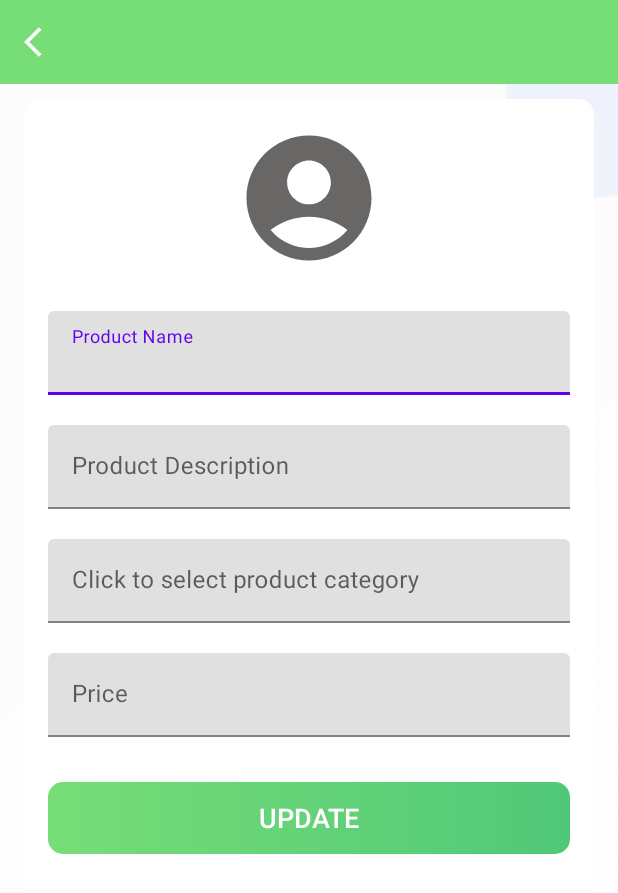
After one commit to the-original-copy/SmartMart, an Android app: the UpdateProduct screen opened directly, with no data from a screen before it, on a phone screen of 412 x 824 dp. The commit adds this screen. Shown: the top 893 px of the screen. Run offline under Robolectric (Android 15) with nearby library versions, the phone set to English and light mode, and no system bars; our stand-ins replace CircleImageView, Firebase (no records; nobody signed in at launch, a user with empty details on screens opened directly).

Commit message:
Product updates done

```diff
--- a/app/src/main/AndroidManifest.xml
+++ b/app/src/main/AndroidManifest.xml
@@ -23,9 +23,13 @@
         android:theme="@style/Theme.SmartMart"
         tools:targetApi="31">
         <activity
-            android:name=".activities.ProductDetailActivity"
+            android:name=".activities.UpdateProduct"
             android:theme="@style/AppTheme.NoActionBar"
             android:exported="false" />
+        <activity
+            android:name=".activities.ProductDetailActivity"
+            android:exported="false"
+            android:theme="@style/AppTheme.NoActionBar" />
         <activity
             android:name=".activities.ProductListActivity"
             android:exported="false"
--- /dev/null
+++ b/app/src/main/res/layout/activity_update_product.xml
@@ -0,0 +1,136 @@
+<?xml version="1.0" encoding="utf-8"?>
+
+<LinearLayout xmlns:android="http://schemas.android.com/apk/res/android"
+    xmlns:app="http://schemas.android.com/apk/res-auto"
+    xmlns:tools="http://schemas.android.com/tools"
+    android:layout_width="match_parent"
+    android:layout_height="match_parent"
+    android:orientation="vertical"
+    tools:context=".activities.UpdateProduct">
+
+    <com.google.android.material.appbar.AppBarLayout
+        android:layout_width="match_parent"
+        android:layout_height="wrap_content"
+        android:theme="@style/AppTheme.AppBarOverlay">
+
+        <androidx.appcompat.widget.Toolbar
+            android:id="@+id/toolbar_update_product_activity"
+            android:layout_width="match_parent"
+            android:layout_height="?attr/actionBarSize"
+            android:background="@color/colorPrimary"
+            app:popupTheme="@style/AppTheme.PopupOverlay" />
+
+    </com.google.android.material.appbar.AppBarLayout>
+
+    <LinearLayout
+        android:layout_width="match_parent"
+        android:layout_height="match_parent"
+        android:background="@drawable/whitebackground">
+
+        <androidx.cardview.widget.CardView
+            android:layout_width="match_parent"
+            android:layout_height="match_parent"
+            android:layout_marginStart="@dimen/my_profile_screen_content_marginStartEnd"
+            android:layout_marginTop="@dimen/my_profile_screen_content_marginTopBottom"
+            android:layout_marginEnd="@dimen/my_profile_screen_content_marginStartEnd"
+            android:layout_marginBottom="@dimen/my_profile_screen_content_marginTopBottom"
+            android:elevation="@dimen/card_view_elevation"
+            app:cardCornerRadius="@dimen/card_view_corner_radius">
+
+            <LinearLayout
+                android:layout_width="match_parent"
+                android:layout_height="wrap_content"
+                android:gravity="center_horizontal"
+                android:orientation="vertical"
+                android:padding="@dimen/my_profile_screen_content_padding">
+
+                <de.hdodenhof.circleimageview.CircleImageView
+                    android:id="@+id/iv_product_image"
+                    android:layout_width="@dimen/my_profile_user_image_size"
+                    android:layout_height="@dimen/my_profile_user_image_size"
+                    android:src="@drawable/ic_baseline_account_circle_24" />
+
+                <com.google.android.material.textfield.TextInputLayout
+                    android:layout_width="match_parent"
+                    android:layout_height="wrap_content"
+                    android:layout_marginTop="@dimen/my_profile_name_til_marginTop">
+
+                    <androidx.appcompat.widget.AppCompatEditText
+                        android:id="@+id/et_product_name"
+                        android:layout_width="match_parent"
+                        android:layout_height="wrap_content"
+                        android:hint="Product Name"
+                        android:textSize="@dimen/et_text_size" />
+
+                </com.google.android.material.textfield.TextInputLayout>
+
+                <com.google.android.material.textfield.TextInputLayout
+                    android:layout_width="match_parent"
+                    android:layout_height="wrap_content"
+                    android:layout_marginTop="@dimen/my_profile_et_email_marginTop">
+
+                    <!--TODO (Here we make the email EditText as focusable false. As it should not be editable.)-->
+                    <androidx.appcompat.widget.AppCompatEditText
+                        android:id="@+id/et_product_description"
+                        android:layout_width="match_parent"
+                        android:layout_height="wrap_content"
+                        android:hint="Product Description"
+                        android:inputType="textEmailAddress"
+                        android:textSize="@dimen/et_text_size" />
+
+                </com.google.android.material.textfield.TextInputLayout>
+
+                <com.google.android.material.textfield.TextInputLayout
+                    android:layout_width="match_parent"
+                    android:layout_height="wrap_content"
+                    android:layout_marginTop="@dimen/my_profile_et_mobile_marginTop">
+
+                    <androidx.appcompat.widget.AppCompatEditText
+                        android:id="@+id/et_product_category"
+                        android:layout_width="match_parent"
+                        android:layout_height="wrap_content"
+                        android:focusable="false"
+                        android:focusableInTouchMode="false"
+                        android:hint="Click to select product category"
+                        android:inputType="phone"
+                        android:textSize="@dimen/et_text_size" />
+
+                </com.google.android.material.textfield.TextInputLayout>
+
+                <com.google.android.material.textfield.TextInputLayout
+                    android:layout_width="match_parent"
+                    android:layout_height="wrap_content"
+                    android:layout_marginTop="@dimen/my_profile_et_mobile_marginTop">
+
+                    <androidx.appcompat.widget.AppCompatEditText
+                        android:id="@+id/et_product_price"
+                        android:layout_width="match_parent"
+                        android:layout_height="wrap_content"
+
+                        android:hint="Price"
+                        android:inputType="phone"
+                        android:textSize="@dimen/et_text_size" />
+
+                </com.google.android.material.textfield.TextInputLayout>
+
+
+
+
+                <androidx.appcompat.widget.AppCompatButton
+                    android:id="@+id/btn_update"
+                    android:layout_width="match_parent"
+                    android:layout_height="wrap_content"
+                    android:layout_gravity="center"
+                    android:layout_marginTop="@dimen/my_profile_btn_update_marginTop"
+                    android:background="@drawable/shape_button_rounded"
+                    android:foreground="?attr/selectableItemBackground"
+                    android:gravity="center"
+                    android:paddingTop="@dimen/btn_paddingTopBottom"
+                    android:paddingBottom="@dimen/btn_paddingTopBottom"
+                    android:text="UPDATE"
+                    android:textColor="@android:color/white"
+                    android:textSize="@dimen/btn_text_size" />
+            </LinearLayout>
+        </androidx.cardview.widget.CardView>
+    </LinearLayout>
+</LinearLayout><!--END-->
```
Also changed, not shown: app/src/main/java/com/smartherd/smartmart/activities/ProductDetailActivity.kt (+10 -3 lines), app/src/main/java/com/smartherd/smartmart/activities/UpdateProduct.kt (added, +226 -0 lines), app/src/main/java/com/smartherd/smartmart/firebase/FireBaseClass.kt (+20 -2 lines).
